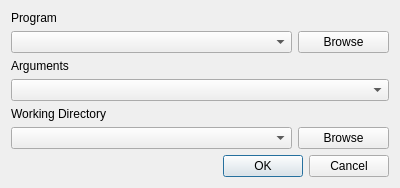
Before: the Qt Designer form ComBombGui/runprocessdialog.ui in cdesjardins/ComBomb, drawn with Qt 5.
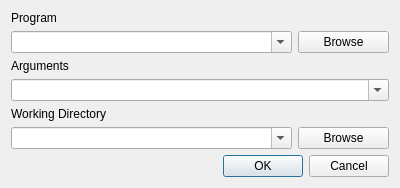
After: the same form once the commit is applied. Custom widgets are drawn as their Qt base class.

Commit message: Update some open dialog issues

Patch:
```diff
--- a/ComBombGui/runprocessdialog.ui
+++ b/ComBombGui/runprocessdialog.ui
@@ -23,6 +23,9 @@
    </item>
    <item row="1" column="0">
     <widget class="CBComboBox" name="programComboBox">
+     <property name="editable">
+      <bool>true</bool>
+     </property>
      <property name="insertPolicy">
       <enum>QComboBox::InsertAtTop</enum>
      </property>
@@ -49,7 +52,11 @@
     </widget>
    </item>
    <item row="3" column="0" colspan="2">
-    <widget class="QComboBox" name="argumentsComboBox"/>
+    <widget class="CBComboBox" name="argumentsComboBox">
+     <property name="editable">
+      <bool>true</bool>
+     </property>
+    </widget>
    </item>
    <item row="4" column="0">
     <widget class="QLabel" name="label_3">
@@ -59,7 +66,11 @@
     </widget>
    </item>
    <item row="5" column="0">
-    <widget class="CBComboBox" name="workingDirComboBox"/>
+    <widget class="CBComboBox" name="workingDirComboBox">
+     <property name="editable">
+      <bool>true</bool>
+     </property>
+    </widget>
    </item>
    <item row="5" column="1">
     <widget class="QPushButton" name="workingDirBrowseButton">
```
The commit also changes 5 other files.
